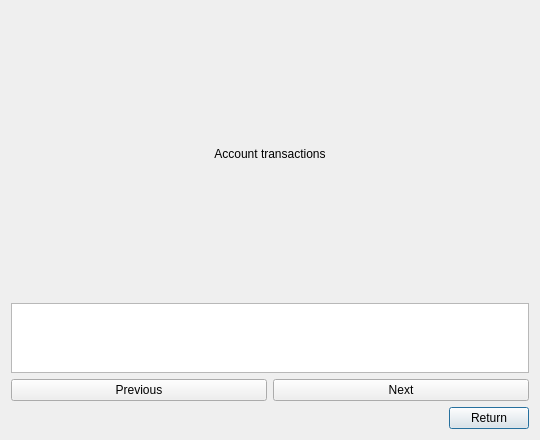
Before: the Qt Designer form bank-automat/transactions.ui in sannatikk/ATM_simulator_app, drawn with Qt 5.
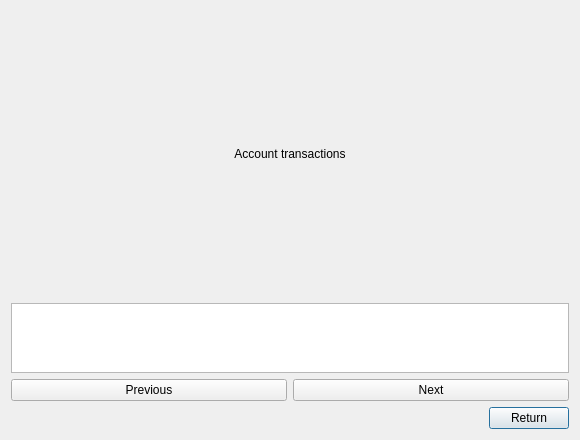
After: the same form once the commit is applied.

```diff
--- a/bank-automat/transactions.ui
+++ b/bank-automat/transactions.ui
@@ -6,7 +6,7 @@
    <rect>
     <x>0</x>
     <y>0</y>
-    <width>540</width>
+    <width>580</width>
     <height>440</height>
    </rect>
   </property>
```
